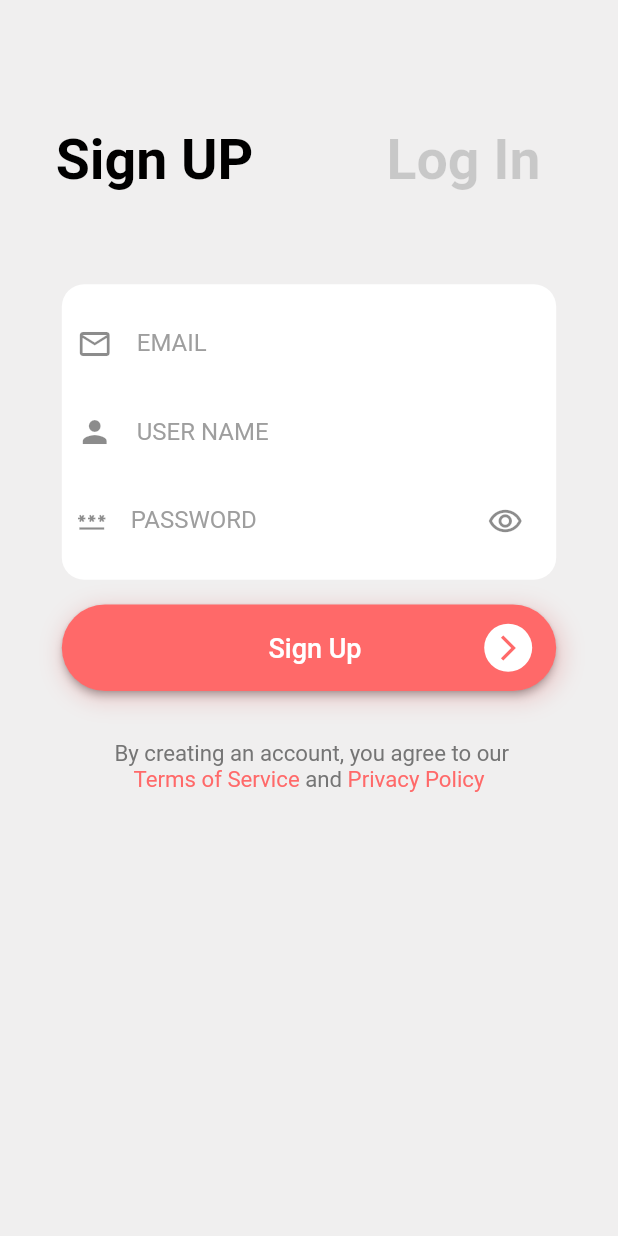
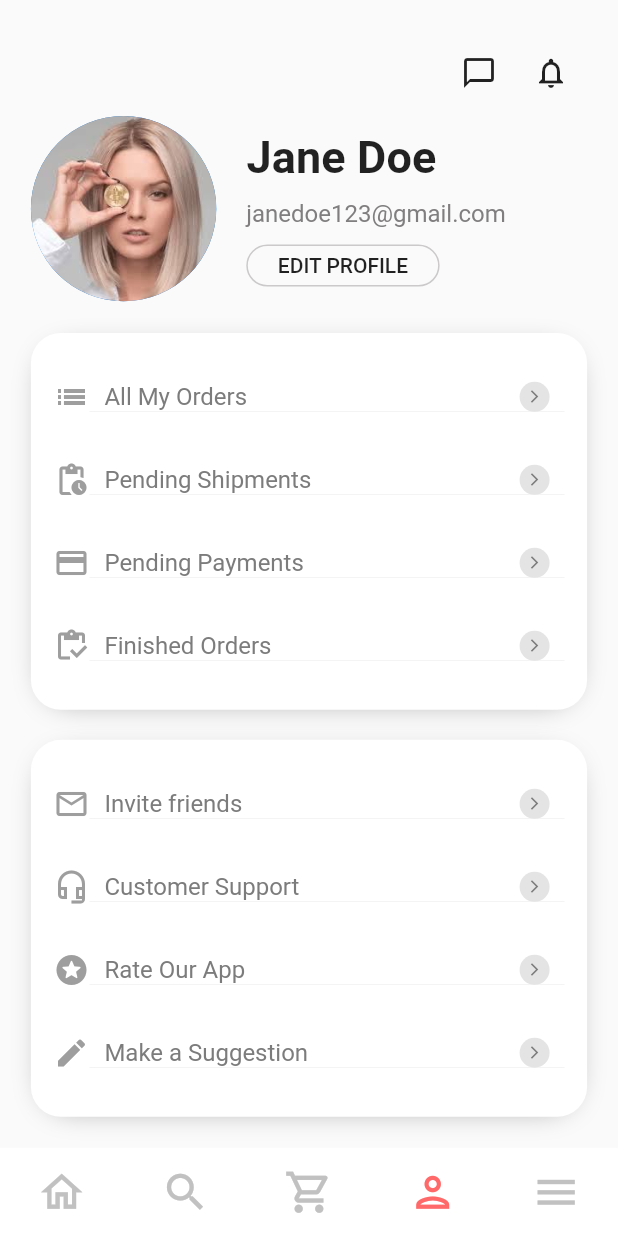
Before and after one commit to LoulouTBC/E-Commerce-App, a Flutter app: the screen it shows after launch, on a phone screen of 412 x 824 dp. Run offline on Flutter 3.47's test engine with Material 2 defaults, Android fonts, the phone set to English and light mode, and no system bars; our stand-ins replace carousel_slider.

Commit message:
profile screen

```diff
--- a/lib/constants/categoriesTypes.dart
+++ b/lib/constants/categoriesTypes.dart
@@ -40,7 +40,7 @@ class CategorieTypes extends StatelessWidget {
                     color: Color.fromARGB(255, 255, 255, 255),
                     borderRadius: BorderRadius.circular(20)),
                 child: Column(
-                  children: const [
+                  children:  [
                     Expanded(
                         child: SmallCategories(
                       mytext: 'T-shirts',
--- a/lib/constants/smallCategories.dart
+++ b/lib/constants/smallCategories.dart
@@ -2,10 +2,9 @@ import 'package:flutter/material.dart';
 
 class SmallCategories extends StatelessWidget {
   final String mytext;
-  const SmallCategories({
-    Key? key,
-    required this.mytext,
-  }) : super(key: key);
+  IconData? icon;
+  SmallCategories({Key? key, required this.mytext, this.icon})
+      : super(key: key);
 
   @override
   Widget build(BuildContext context) {
@@ -23,11 +22,20 @@ class SmallCategories extends StatelessWidget {
         child: Row(
           mainAxisAlignment: MainAxisAlignment.spaceBetween,
           children: [
+            // Icon(
+            //   icon,
+            //   color: Color.fromARGB(255, 124, 124, 124),
+            // ),
+            // SizedBox(
+            //   width: 15,
+            // ),
+
             Text(
               mytext,
               style: TextStyle(
                   fontSize: 16, color: Color.fromARGB(255, 124, 124, 124)),
             ),
+
             CircleAvatar(
               backgroundColor: Color.fromARGB(255, 229, 228, 228),
               radius: 10,
--- a/lib/main.dart
+++ b/lib/main.dart
@@ -1,7 +1,9 @@
 import 'package:flutter/material.dart';
 import 'package:my_ui/allCategories.dart';
 import 'package:my_ui/home.dart';
+import 'package:my_ui/more.dart';
 import 'package:my_ui/productProduct.dart';
+import 'package:my_ui/profile.dart';
 import 'package:my_ui/search.dart';
 import 'package:my_ui/signup.dart';
 import 'package:my_ui/test.dart';
@@ -21,7 +23,7 @@ class MyApp extends StatelessWidget {
       //   splashColor: Colors.amber,
       // ),
       debugShowCheckedModeBanner: false,
-      initialRoute: "signup",
+      initialRoute: "profile",
       routes: {
         "signup": ((context) => const SignUP()),
         "home": ((context) => const HomePage()),
@@ -29,6 +31,8 @@ class MyApp extends StatelessWidget {
         "productProduct": ((context) => const ProductProduct()),
         "test": ((context) => HomeScreen()),
         "search": ((context) => Search()),
+        "profile": ((context) => Profile()),
+        "menu": ((context) => More()),
       },
     );
   }
--- /dev/null
+++ b/lib/more.dart
@@ -0,0 +1,19 @@
+import 'package:flutter/material.dart';
+import 'package:flutter/src/widgets/container.dart';
+import 'package:flutter/src/widgets/framework.dart';
+
+class More extends StatefulWidget {
+  const More({super.key});
+
+  @override
+  State<More> createState() => _MoreState();
+}
+
+class _MoreState extends State<More> {
+  @override
+  Widget build(BuildContext context) {
+    return Scaffold(
+
+    );
+  }
+}
--- a/lib/productProduct.dart
+++ b/lib/productProduct.dart
@@ -55,9 +55,12 @@ class _ProductProductState extends State<ProductProduct> {
                         child: Container(
                           alignment: Alignment.centerLeft,
                           // color: Colors.black,
-                          child: const Icon(
-                            Icons.arrow_back_ios_new,
-                            size: 25,
+                          child: IconButton(
+                            icon: const Icon(Icons.arrow_back_ios_new),
+                            // size: 25,
+                            onPressed: (() {
+                              Navigator.pushNamed(context, "home");
+                            }),
                           ),
                         )),
                     Expanded(
@@ -80,19 +83,17 @@ class _ProductProductState extends State<ProductProduct> {
                               children: [
                                 const Text(
                                   '\$49.49',
-                                  style: TextStyle(
-                                      fontWeight: FontWeight.bold),
+                                  style: TextStyle(fontWeight: FontWeight.bold),
                                 ),
                                 SizedBox(
                                   width: size.width * 0.01,
                                 ),
                                 Container(
-                                  padding: const EdgeInsets.only(
-                                      left: 2, right: 5),
+                                  padding:
+                                      const EdgeInsets.only(left: 2, right: 5),
                                   decoration: BoxDecoration(
                                       color: Colors.red,
-                                      borderRadius:
-                                          BorderRadius.circular(20)),
+                                      borderRadius: BorderRadius.circular(20)),
                                   child: Row(
                                     children: [
                                       Icon(
--- /dev/null
+++ b/lib/profile.dart
@@ -0,0 +1,323 @@
+import 'package:flutter/material.dart';
+import 'package:my_ui/constant.dart';
+import 'package:my_ui/constants/categoriesTypes.dart';
+import 'package:my_ui/constants/smallCategories.dart';
+
+class Profile extends StatefulWidget {
+  const Profile({super.key});
+
+  @override
+  State<Profile> createState() => _ProfileState();
+}
+
+class _ProfileState extends State<Profile> {
+  String currentOption = 'profile';
+  Expanded icons(
+      BuildContext context, Size size, String nameOfIcon, IconData icon) {
+    return Expanded(
+      child: IconButton(
+        onPressed: () {
+          Navigator.pushNamed(context, nameOfIcon);
+          setState(() {
+            currentOption = nameOfIcon;
+          });
+        },
+        icon: Icon(
+          icon,
+          size: size.width * 0.08,
+          color: currentOption == nameOfIcon
+              ? primerColor
+              : const Color.fromARGB(255, 194, 193, 193),
+        ),
+      ),
+    );
+  }
+
+  @override
+  Widget build(BuildContext context) {
+    Size size = MediaQuery.of(context).size;
+    return Scaffold(
+      body: Column(
+        children: [
+          Expanded(
+              flex: 13,
+              child: Padding(
+                  padding: EdgeInsets.all(size.width * 0.05),
+                  child: Column(children: [
+                    Expanded(
+                      flex: 1,
+                      child: Row(
+                        mainAxisAlignment: MainAxisAlignment.end,
+                        children: [
+                          IconButton(
+                              onPressed: () {},
+                              icon: const Icon(Icons.messenger_outline)),
+                          IconButton(
+                              onPressed: () {},
+                              icon: const Icon(Icons.notifications_none)),
+                        ],
+                      ),
+                    ),
+                    Expanded(
+                        flex: 12,
+                        child: Container(
+                          // color: Colors.amber,
+                          child: Column(
+                            children: [
+                              Expanded(
+                                  flex: 2,
+                                  child: Container(
+                                    // color: Colors.pink,
+                                    child: Row(
+                                      children: [
+                                        const Expanded(
+                                            flex: 1,
+                                            child: CircleAvatar(
+                                              // child: Image.asset('images/profile.png'),
+                                              backgroundImage: AssetImage(
+                                                  'images/profile.png'),
+                                              radius: 65,
+                                            )),
+                                        Expanded(
+                                            flex: 2,
+                                            child: Container(
+                                              // color: Colors.red,
+                                              padding: const EdgeInsets.only(
+                                                  left: 20),
+                                              child: Column(
+                                                crossAxisAlignment:
+                                                    CrossAxisAlignment.start,
+                                                mainAxisAlignment:
+                                                    MainAxisAlignment
+                                                        .spaceEvenly,
+                                                children: [
+                                                  const Text(
+                                                    "Jane Doe",
+                                                    style: TextStyle(
+                                                        fontSize: 30,
+                                                        fontWeight:
+                                                            FontWeight.w700,
+                                                        letterSpacing: 0.1),
+                                                  ),
+                                                  const Text(
+                                                    "janedoe123@gmail.com",
+                                                    style: TextStyle(
+                                                        fontSize: 16,
+                                                        color: Color.fromARGB(
+                                                            255,
+                                                            128,
+                                                            126,
+                                                            126)),
+                                                  ),
+                                                  Container(
+                                                    padding: const EdgeInsets
+                                                            .symmetric(
+                                                        horizontal: 20,
+                                                        vertical: 5),
+                                                    decoration: BoxDecoration(
+                                                        borderRadius:
+                                                            BorderRadius
+                                                                .circular(30),
+                                                        border: Border.all(
+                                                            color: const Color
+                                                                    .fromARGB(
+                                                                255,
+                                                                203,
+                                                                201,
+                                                                201))),
+                                                    child: const Text(
+                                                      'EDIT PROFILE',
+                                                      style: TextStyle(
+                                                          fontWeight:
+                                                              FontWeight.w500),
+                                                    ),
+                                                  )
+                                                ],
+                                              ),
+                                            )),
+                                      ],
+                                    ),
+                                  )),
+                              SizedBox(
+                                height: 20,
+                              ),
+                              Expanded(
+                                  flex: 4,
+                                  child: Container(
+                                    // color: Colors.blue,
+                                    padding: EdgeInsets.all(15),
+
+                                    decoration: BoxDecoration(
+                                        // color: Colors.red,
+                                        boxShadow: const [
+                                          BoxShadow(
+                                            color: Color.fromARGB(86, 0, 0, 0),
+                                            spreadRadius: -8,
+                                            blurRadius: 15,
+                                            offset: Offset(0,
+                                                3), // changes position of shadow
+                                          ),
+                                        ],
+                                        color:
+                                            Color.fromARGB(255, 255, 255, 255),
+                                        borderRadius:
+                                            BorderRadius.circular(20)),
+                                    child: Column(
+                                      children: [
+                                        Expanded(
+                                            child: Row(
+                                          children: [
+                                            Icon(
+                                              Icons.list_outlined,
+                                              color: Colors.grey,
+                                            ),
+                                            Expanded(
+                                              child: SmallCategories(
+                                                  mytext: 'All My Orders'),
+                                            ),
+                                          ],
+                                        )),
+                                        Expanded(
+                                            child: Row(
+                                          children: [
+                                            Icon(
+                                              Icons.pending_actions_outlined,
+                                              color: Colors.grey,
+                                            ),
+                                            Expanded(
+                                              child: SmallCategories(
+                                                  mytext: 'Pending Shipments'),
+                                            ),
+                                          ],
+                                        )),
+                                        Expanded(
+                                            child: Row(
+                                          children: [
+                                            Icon(
+                                              Icons.payment_outlined,
+                                              color: Colors.grey,
+                                            ),
+                                            Expanded(
+                                              child: SmallCategories(
+                                                  mytext: 'Pending Payments'),
+                                            ),
+                                          ],
+                                        )),
+                                        Expanded(
+                                            child: Row(
+                                          children: [
+                                            Icon(
+                                              Icons.inventory_outlined,
+                                              color: Colors.grey,
+                                            ),
+                                            Expanded(
+                                              child: SmallCategories(
+                                                  mytext: 'Finished Orders'),
+                                            ),
+                                          ],
+                                        )),
+                                      ],
+                                    ),
+                                  )),
+                              SizedBox(
+                                height: 20,
+                              ),
+                              Expanded(
+                                  flex: 4,
+                                  child: Container(
+                                    // color: Colors.blue,
+                                    padding: EdgeInsets.all(15),
+
+                                    decoration: BoxDecoration(
+                                        // color: Colors.red,
+                                        boxShadow: const [
+                                          BoxShadow(
+                                            color: Color.fromARGB(86, 0, 0, 0),
+                                            spreadRadius: -8,
+                                            blurRadius: 15,
+                                            offset: Offset(0,
+                                                3), // changes position of shadow
+                                          ),
+                                        ],
+                                        color:
+                                            Color.fromARGB(255, 255, 255, 255),
+                                        borderRadius:
+                                            BorderRadius.circular(20)),
+                                    child: Column(
+                                      children: [
+                                        Expanded(
+                                            child: Row(
+                                          children: [
+                                            Icon(
+                                              Icons.local_post_office_outlined,
+                                              color: Colors.grey,
+                                            ),
+                                            Expanded(
+                                              child: SmallCategories(
+                                                  mytext: 'Invite friends'),
+                                            ),
+                                          ],
+                                        )),
+                                        Expanded(
+                                            child: Row(
+                                          children: [
+                                            Icon(
+                                              Icons.headset_mic_outlined,
+                                              color: Colors.grey,
+                                            ),
+                                            Expanded(
+                                              child: SmallCategories(
+                                                  mytext: 'Customer Support'),
+                                            ),
+                                          ],
+                                        )),
+                                        Expanded(
+                                            child: Row(
+                                          children: [
+                                            Icon(
+                                              Icons.stars_rounded,
+                                              color: Colors.grey,
+                                            ),
+                                            Expanded(
+                                              child: SmallCategories(
+                                                  mytext: 'Rate Our App'),
+                                            ),
+                                          ],
+                                        )),
+                                        Expanded(
+                                            child: Row(
+                                          children: [
+                                            Icon(
+                                              Icons.edit,
+                                              color: Colors.grey,
+                                            ),
+                                            Expanded(
+                                              child: SmallCategories(
+                                                  mytext: 'Make a Suggestion'),
+                                            ),
+                                          ],
+                                        )),
+                                      ],
+                                    ),
+                                  )),
+                            ],
+                          ),
+                        ))
+                  ]))),
+          Expanded(
+              flex: 1,
+              child: Container(
+                color: Colors.white,
+                child: Row(children: [
+                  icons(context, size, 'home', Icons.home_outlined),
+                  icons(context, size, 'search', Icons.search),
+                  icons(context, size, 'cart', Icons.shopping_cart_outlined),
+                  icons(context, size, 'profile', Icons.person_outlined),
+                  icons(context, size, 'menu', Icons.menu),
+                ]),
+              )),
+        ],
+      ),
+    );
+  }
+}
--- a/lib/search.dart
+++ b/lib/search.dart
@@ -1,6 +1,4 @@
 import 'package:flutter/material.dart';
-import 'package:flutter/rendering.dart';
-import 'package:my_ui/constant.dart';
 
 class Search extends StatefulWidget {
   const Search({super.key});
@@ -10,6 +8,7 @@ class Search extends StatefulWidget {
 }
 
 class _SearchState extends State<Search> {
+  String hintText = 'Search Something';
   @override
   Widget build(BuildContext context) {
     Size size = MediaQuery.of(context).size;
@@ -79,13 +78,16 @@ class _SearchState extends State<Search> {
                                           borderRadius:
                                               BorderRadius.circular(29),
                                         ),
-                                        child: const TextField(
+                                        child: TextField(
+                                          onTap: () {
+                                            hintText = '';
+                                          },
                                           textAlign: TextAlign.center,
                                           cursorColor:
                                               Color.fromARGB(255, 20, 16, 16),
                                           decoration: InputDecoration(
                                             alignLabelWithHint: true,
-                                            hintText: 'Search Something',
+                                            hintText: hintText,
                                             border: InputBorder.none,
                                           ),
                                         ),
@@ -94,8 +96,8 @@ class _SearchState extends State<Search> {
                                     Expanded(
                                       flex: 11,
                                       child: Padding(
-                                        padding:
-                                            const EdgeInsets.symmetric(vertical: 25),
+                                        padding: const EdgeInsets.symmetric(
+                                            vertical: 25),
                                         child: Column(
                                           children: [
                                             Expanded(
```
Also changed, not shown: images/profile.png (added).
